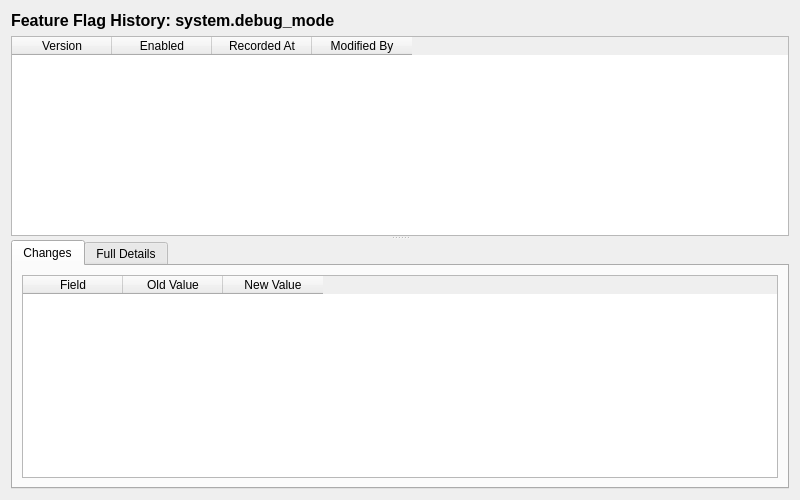
Before: the Qt Designer form projects/ores.qt/ui/FeatureFlagHistoryDialog.ui in OreStudio/OreStudio, drawn with Qt 5.
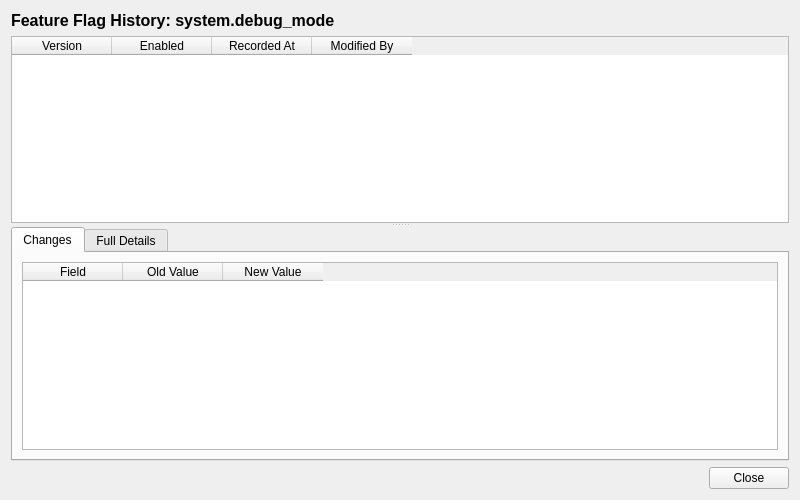
After: the same form once the commit is applied.

Commit message: [qt] Remove toolbars from detail dialogs; add Close button throughout

What changed in the file:
```diff
--- a/projects/ores.qt/ui/FeatureFlagHistoryDialog.ui
+++ b/projects/ores.qt/ui/FeatureFlagHistoryDialog.ui
@@ -248,6 +248,27 @@
      </widget>
     </widget>
    </item>
+   <item>
+    <layout class="QHBoxLayout" name="buttonLayout">
+     <item>
+      <spacer name="horizontalSpacer">
+       <property name="orientation">
+        <enum>Qt::Horizontal</enum>
+       </property>
+       <property name="sizeHint" stdset="0">
+        <size><width>40</width><height>20</height></size>
+       </property>
+      </spacer>
+     </item>
+     <item>
+      <widget class="QPushButton" name="closeButton">
+       <property name="text">
+        <string>Close</string>
+       </property>
+      </widget>
+     </item>
+    </layout>
+   </item>
   </layout>
  </widget>
  <resources/>
```
The commit also changes 201 other files.
